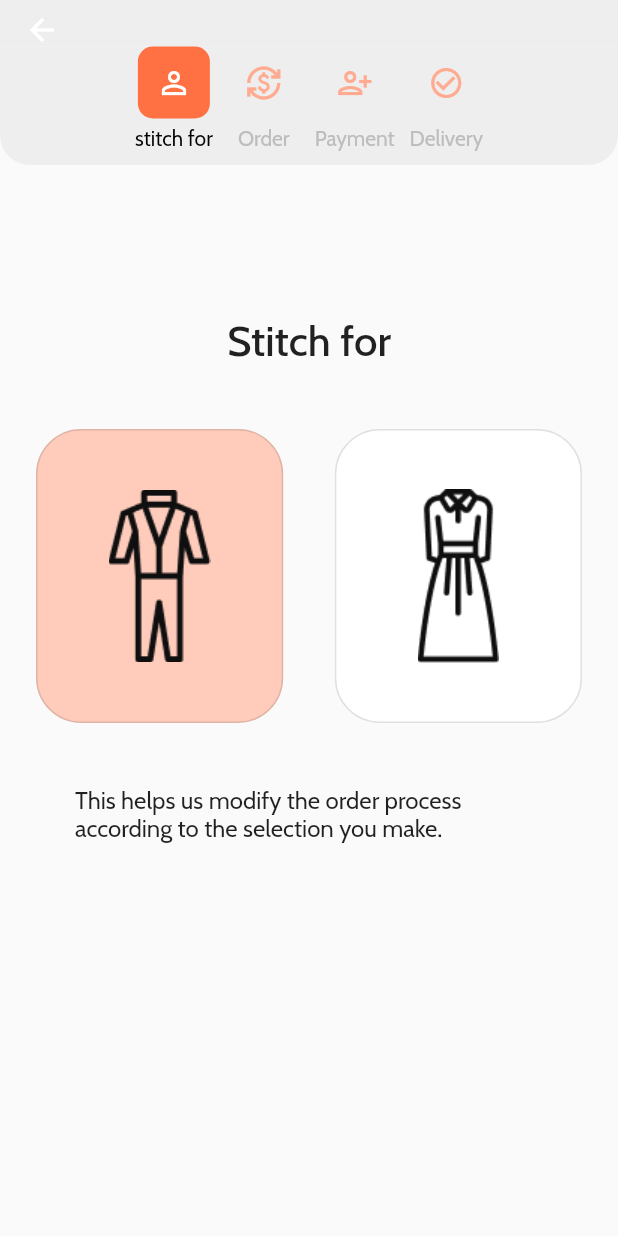
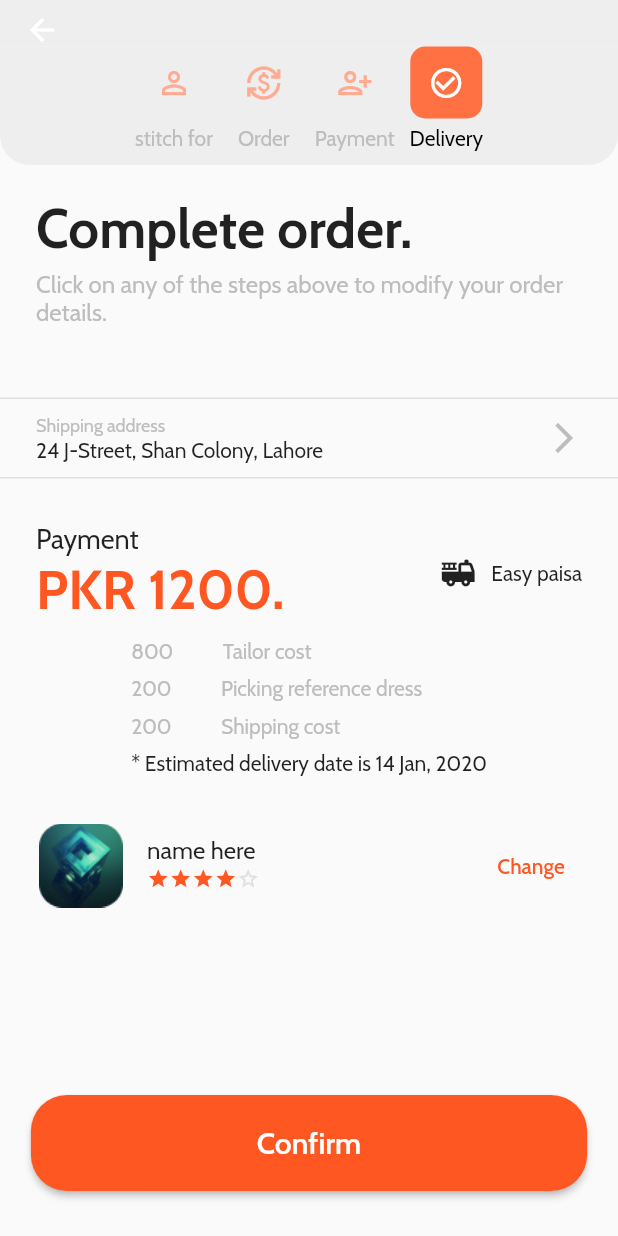
Before and after one commit to RipeSeed/stitch-it-asadullahtariq, a Flutter app: the screen it shows after launch, on a phone screen of 412 x 824 dp. Run offline on Flutter 3.47's test engine with Material 2 defaults, Android fonts, the phone set to English and light mode, and no system bars; our stand-ins replace google_fonts.

Commit message:
order confirm screen UI completed

```diff
--- a/lib/Models/TailerProfileArguments.dart
+++ b/lib/Models/TailerProfileArguments.dart
@@ -2,6 +2,7 @@ import 'package:practice/Models/TailerModel.dart';
 
 class TailerProfileArguments {
   final TailerModel tailerModel;
+  final Function onConfirmPressed;
 
-  TailerProfileArguments(this.tailerModel);
+  TailerProfileArguments(this.tailerModel, this.onConfirmPressed);
 }
--- a/lib/StitchingDetail/ViewModals/view_modal_stitching.dart
+++ b/lib/StitchingDetail/ViewModals/view_modal_stitching.dart
@@ -7,7 +7,7 @@ class StitchingModal extends ChangeNotifier {
   String _stitchingDuration = '';
   String _stitchingPrice = '';
   String _stitchingTailer = '';
-  int _stitchinStatus = 0;
+  int _stitchinStatus = 3;
 
   Map get stitchingDetail => {
         "stitichingFor": _stitchingFor,
--- a/lib/main.dart
+++ b/lib/main.dart
@@ -6,6 +6,7 @@ import 'package:practice/screens/Login.dart';
 import 'package:practice/screens/OrderPage.dart';
 import 'package:practice/screens/Splash.dart';
 import 'package:practice/screens/StitchingTailer.dart';
+import 'package:practice/screens/StitchingorderConfirm.dart';
 import 'package:practice/screens/TailerProfile.dart';
 import 'package:practice/utils/MyRoutes.dart';
 import 'package:flutter/services.dart';
@@ -42,9 +43,10 @@ class MyApp extends StatelessWidget {
         MyRoutes.Home: (context) => const Home(),
         MyRoutes.Login: (context) => const Login(),
         MyRoutes.Splash: (context) => const Splash(),
-        MyRoutes.StitchingTailer: (context) => const StitchingTailer(),
         MyRoutes.TailerProfile: (context) => const TailerProfile(),
-        MyRoutes.OrderPage: (context) => StitichingOrderPage()
+        MyRoutes.OrderPage: (context) => StitichingOrderPage(),
+        MyRoutes.StitchingOrderConfirm: (context) =>
+            const StitchingOrderConfirm()
       },
     );
   }
--- a/lib/screens/OrderPage.dart
+++ b/lib/screens/OrderPage.dart
@@ -6,6 +6,7 @@ import 'package:practice/screens/StitchingDuration.dart';
 import 'package:practice/screens/StitchingPrice.dart';
 import 'package:practice/screens/StitchingSize.dart';
 import 'package:practice/screens/StitchingTailer.dart';
+import 'package:practice/screens/StitchingorderConfirm.dart';
 import 'package:practice/widgets/OrderSttaus.dart';
 import 'package:provider/provider.dart';
 
@@ -19,8 +20,8 @@ class StitichingOrderPage extends StatefulWidget {
 }
 
 class _StitichingOrderPageState extends State<StitichingOrderPage> {
-  var controller = PageController(initialPage: 0);
-  var num = 0;
+  var controller = PageController(initialPage: 6);
+  var num = 3;
 
   nextPage() {
     //print(widget.stitchingModal.stitchingStatus);
@@ -65,7 +66,10 @@ class _StitichingOrderPageState extends State<StitichingOrderPage> {
           StitchingPrice(
             onPressedFunction: nextPage,
           ),
-          const StitchingTailer()
+          StitchingTailer(
+            onPressedFunction: nextPage,
+          ),
+          const StitchingOrderConfirm(),
         ],
       ),
     );
--- a/lib/screens/StitchingTailer.dart
+++ b/lib/screens/StitchingTailer.dart
@@ -4,7 +4,9 @@ import 'package:practice/widgets/TailerWidget.dart';
 import 'package:practice/widgets/TailerWidgetColumn.dart';
 
 class StitchingTailer extends StatelessWidget {
-  const StitchingTailer({super.key});
+  final Function onPressedFunction;
+
+  const StitchingTailer({super.key, required this.onPressedFunction});
 
   @override
   Widget build(BuildContext context) {
@@ -49,8 +51,10 @@ class StitchingTailer extends StatelessWidget {
               child: ListView.builder(
                 scrollDirection: Axis.horizontal,
                 itemCount: tailerRow.length,
-                itemBuilder: (context, index) =>
-                    TailerWidgetRow(tailerModel: tailerRow[index]),
+                itemBuilder: (context, index) => TailerWidgetRow(
+                  tailerModel: tailerRow[index],
+                  onConfirmPressed: onPressedFunction,
+                ),
               ),
             ),
           ),
@@ -60,8 +64,10 @@ class StitchingTailer extends StatelessWidget {
               color: Colors.grey[300],
               child: ListView.builder(
                 itemCount: tailerRow.length,
-                itemBuilder: (context, index) =>
-                    TailerWidgetColumn(tailerModel: tailerRow[index]),
+                itemBuilder: (context, index) => TailerWidgetColumn(
+                  tailerModel: tailerRow[index],
+                  onConfirmPressed: onPressedFunction,
+                ),
               ),
             ),
           )
--- /dev/null
+++ b/lib/screens/StitchingorderConfirm.dart
@@ -0,0 +1,190 @@
+import 'package:flutter/material.dart';
+import 'package:practice/StitchingDetail/ViewModals/view_modal_stitching.dart';
+import 'package:practice/widgets/OrderConfirmWidget.dart';
+import 'package:practice/widgets/StarRating.dart';
+import 'package:provider/provider.dart';
+
+class StitchingOrderConfirm extends StatelessWidget {
+  const StitchingOrderConfirm({super.key});
+
+  @override
+  Widget build(BuildContext context) {
+    return Column(
+      mainAxisAlignment: MainAxisAlignment.spaceBetween,
+      children: [
+        Column(
+          mainAxisAlignment: MainAxisAlignment.start,
+          crossAxisAlignment: CrossAxisAlignment.start,
+          children: [
+            const Padding(
+              padding: EdgeInsets.fromLTRB(24, 20, 24, 6),
+              child: Text(
+                "Complete order.",
+                style: TextStyle(fontSize: 36, fontWeight: FontWeight.w700),
+              ),
+            ),
+            Padding(
+              padding: const EdgeInsets.fromLTRB(24, 0, 24, 27),
+              child: Text(
+                "Click on any of the steps above to modify your order details.",
+                style: TextStyle(
+                    fontSize: 16,
+                    fontWeight: FontWeight.w400,
+                    color: Colors.grey[400]),
+              ),
+            ),
+            const SizedBox(
+              height: 20,
+            ),
+            Container(
+              decoration: BoxDecoration(
+                border: Border.symmetric(
+                  horizontal: BorderSide(color: Colors.grey[300]!, width: 1),
+                ),
+              ),
+              child: Padding(
+                padding:
+                    const EdgeInsets.symmetric(horizontal: 24, vertical: 10),
+                child: Row(
+                  mainAxisAlignment: MainAxisAlignment.spaceBetween,
+                  children: [
+                    Column(
+                      crossAxisAlignment: CrossAxisAlignment.start,
+                      children: [
+                        Text(
+                          "Shipping address",
+                          style: TextStyle(
+                            fontSize: 12,
+                            color: Colors.grey[400],
+                          ),
+                        ),
+                        const Text(
+                          "24 J-Street, Shan Colony, Lahore",
+                        )
+                      ],
+                    ),
+                    Icon(
+                      Icons.arrow_forward_ios_outlined,
+                      color: Colors.grey[400],
+                    )
+                  ],
+                ),
+              ),
+            ),
+            const SizedBox(
+              height: 20,
+            ),
+            Padding(
+              padding: const EdgeInsets.symmetric(horizontal: 24, vertical: 10),
+              child: Row(
+                mainAxisAlignment: MainAxisAlignment.spaceBetween,
+                children: [
+                  Column(
+                    crossAxisAlignment: CrossAxisAlignment.start,
+                    children: const [
+                      Text(
+                        "Payment",
+                        style: TextStyle(
+                          fontSize: 18,
+                        ),
+                      ),
+                      Text("PKR 1200.",
+                          style: TextStyle(
+                              fontSize: 36,
+                              color: Colors.deepOrange,
+                              fontWeight: FontWeight.w700))
+                    ],
+                  ),
+                  Row(
+                    children: const [
+                      Icon(
+                        Icons.fire_truck,
+                      ),
+                      Padding(
+                        padding: EdgeInsets.only(left: 10),
+                        child: Text("Easy paisa"),
+                      )
+                    ],
+                  )
+                ],
+              ),
+            ),
+            Center(
+              child: Column(
+                mainAxisSize: MainAxisSize.min,
+                children: [
+                  Column(
+                    crossAxisAlignment: CrossAxisAlignment.start,
+                    children: const [
+                      OrderConfirmationTextWidget(
+                          value: "800", keyId: "Tailor cost"),
+                      OrderConfirmationTextWidget(
+                          value: "200", keyId: "Picking reference dress"),
+                      OrderConfirmationTextWidget(
+                          value: "200", keyId: "Shipping cost"),
+                      Text("* Estimated delivery date is 14 Jan, 2020")
+                    ],
+                  ),
+                ],
+              ),
+            ),
+            const SizedBox(
+              height: 24,
+            ),
+            Padding(
+              padding: const EdgeInsets.symmetric(horizontal: 10),
+              child: Consumer<StitchingModal>(
+                builder: (context, value, child) => ListTile(
+                  leading: Image.asset("assets/images/TailerA.png"),
+                  title: const Text("name here"),
+                  subtitle: StarRating(
+                    rating: 4,
+                    color: Colors.deepOrange,
+                    onRatingChanged: (double rating) {},
+                  ),
+                  trailing: TextButton(
+                      onPressed: () => print("i pressed"),
+                      child: const Text("Change")),
+                ),
+              ),
+            ),
+          ],
+        ),
+        Padding(
+          padding: const EdgeInsets.only(bottom: 30),
+          child: SizedBox(
+            width: MediaQuery.of(context).size.width * 0.9,
+            height: 64,
+            child: ElevatedButton(
+              // ignore: avoid_print
+              onPressed: () {
+                print("hello there");
+              },
+              style: ButtonStyle(
+                shape: MaterialStateProperty.all(
+                  const RoundedRectangleBorder(
+                    borderRadius: BorderRadius.all(
+                      Radius.circular(24),
+                    ),
+                  ),
+                ),
+              ),
+              child: Row(
+                mainAxisAlignment: MainAxisAlignment.center,
+                children: const [
+                  Text(
+                    "Confirm",
+                    style: TextStyle(
+                        color: Colors.white,
+                        fontSize: 20,
+                        fontWeight: FontWeight.w600),
+                  ),
+                ],
+              ),
+            ),
+          ),
+        )
+      ],
+    );
+  }
+}
--- a/lib/screens/TailerProfile.dart
+++ b/lib/screens/TailerProfile.dart
@@ -140,7 +140,9 @@ class _TailerProfileState extends State<TailerProfile> {
                         borderRadius: BorderRadius.circular(20.0),
                       ),
                       context: context,
-                      builder: (context) => const BottomSheetWidget(),
+                      builder: (context) => BottomSheetWidget(
+                            onConfirmPressed: arg.onConfirmPressed,
+                          ),
                       isScrollControlled: true)
                 },
                 child: SizedBox(
--- a/lib/utils/MyRoutes.dart
+++ b/lib/utils/MyRoutes.dart
@@ -10,4 +10,5 @@ class MyRoutes {
   static String StitchingTailer = "/StitchingTailer";
   static String TailerProfile = "/TailerProfile";
   static String OrderPage = "/OrderPage";
+  static String StitchingOrderConfirm = "/StitchingOrderConfirm";
 }
--- a/lib/widgets/BottomSheet.dart
+++ b/lib/widgets/BottomSheet.dart
@@ -1,7 +1,8 @@
 import 'package:flutter/material.dart';
 
 class BottomSheetWidget extends StatelessWidget {
-  const BottomSheetWidget({super.key});
+  final Function onConfirmPressed;
+  const BottomSheetWidget({super.key, required this.onConfirmPressed});
 
   @override
   Widget build(BuildContext context) {
@@ -57,7 +58,10 @@ class BottomSheetWidget extends StatelessWidget {
                     ),
                     TextButton(
                       // ignore: avoid_print
-                      onPressed: () => print("Confirm"),
+                      onPressed: () {
+                        onConfirmPressed();
+                        Navigator.pop(context);
+                      },
                       child: const Text(
                         "Confirm",
                         style: TextStyle(
--- /dev/null
+++ b/lib/widgets/OrderConfirmWidget.dart
@@ -0,0 +1,34 @@
+import 'package:flutter/material.dart';
+
+class OrderConfirmationTextWidget extends StatelessWidget {
+  final String value;
+  final String keyId;
+  const OrderConfirmationTextWidget(
+      {super.key, required this.value, required this.keyId});
+
+  @override
+  Widget build(BuildContext context) {
+    final styl = TextStyle(color: Colors.grey[400]);
+
+    return Padding(
+      padding: const EdgeInsets.only(bottom: 8),
+      child: Row(
+        mainAxisAlignment: MainAxisAlignment.center,
+        mainAxisSize: MainAxisSize.min,
+        children: [
+          Text(
+            value,
+            style: styl,
+          ),
+          const SizedBox(
+            width: 33,
+          ),
+          Text(
+            keyId,
+            style: styl,
+          ),
+        ],
+      ),
+    );
+  }
+}
--- a/lib/widgets/TailerWidget.dart
+++ b/lib/widgets/TailerWidget.dart
@@ -6,8 +6,9 @@ import '../utils/MyRoutes.dart';
 
 class TailerWidgetRow extends StatelessWidget {
   final TailerModel tailerModel;
+  final Function onConfirmPressed;
 
-  const TailerWidgetRow({super.key, required this.tailerModel});
+  const TailerWidgetRow({super.key, required this.tailerModel, required this.onConfirmPressed});
 
   @override
   Widget build(BuildContext context) {
@@ -20,7 +21,7 @@ class TailerWidgetRow extends StatelessWidget {
           onPressed: (() => Navigator.pushNamed(
                 context,
                 MyRoutes.TailerProfile,
-                arguments: TailerProfileArguments(tailerModel),
+                arguments: TailerProfileArguments(tailerModel,onConfirmPressed),
               )),
           style: ButtonStyle(
             shape: MaterialStateProperty.all(
--- a/lib/widgets/TailerWidgetColumn.dart
+++ b/lib/widgets/TailerWidgetColumn.dart
@@ -6,8 +6,10 @@ import 'package:practice/widgets/StarRating.dart';
 
 class TailerWidgetColumn extends StatelessWidget {
   final TailerModel tailerModel;
+  final Function onConfirmPressed;
 
-  const TailerWidgetColumn({super.key, required this.tailerModel});
+  const TailerWidgetColumn(
+      {super.key, required this.tailerModel, required this.onConfirmPressed});
 
   @override
   Widget build(BuildContext context) {
@@ -15,7 +17,7 @@ class TailerWidgetColumn extends StatelessWidget {
       onTap: () => Navigator.pushNamed(
         context,
         MyRoutes.TailerProfile,
-        arguments: TailerProfileArguments(tailerModel),
+        arguments: TailerProfileArguments(tailerModel, onConfirmPressed),
       ),
       child: Container(
         margin: const EdgeInsets.fromLTRB(1, 0, 1, 1.5),
```
